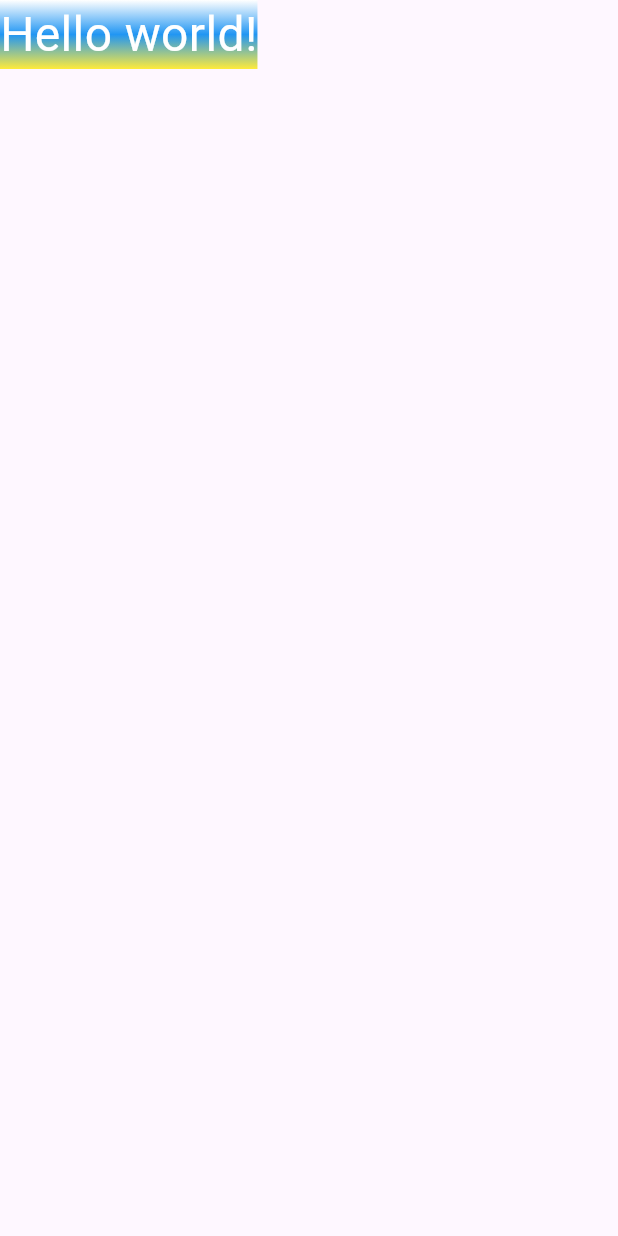
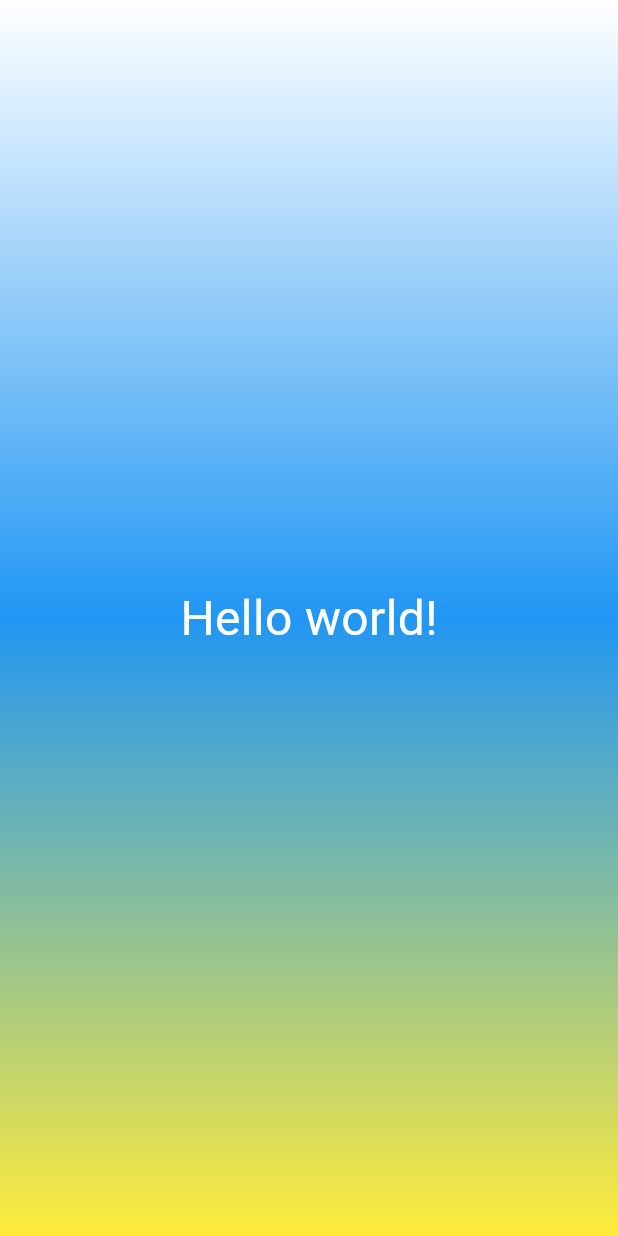
Before and after one commit to IvanLazarevISP242/Flutter_Widgets, a Flutter app: the screen it shows after launch, on a phone screen of 412 x 824 dp. Run offline on Flutter 3.47's test engine with Material 3 defaults, Android fonts, the phone set to English and light mode, and no system bars.

Commit message:
Extract StyledText into a separate widget and file

```diff
--- a/lib/gradient_container.dart
+++ b/lib/gradient_container.dart
@@ -1,4 +1,5 @@
 import 'package:flutter/material.dart';
+import 'package:flutter_widgets_lazarev/styled_text.dart';
 
 class GradientContainer extends StatelessWidget {
   const GradientContainer({super.key});
@@ -16,13 +17,7 @@ class GradientContainer extends StatelessWidget {
           end: Alignment.bottomCenter,
         ),
       ),
-      child: Text(
-        "Hello world!",
-        style: TextStyle(
-          color: Colors.white,
-          fontSize: 32,
-        ),
-      ),
+      child: Center(child: StyledText()),
     );
   }
 }
--- /dev/null
+++ b/lib/styled_text.dart
@@ -0,0 +1,15 @@
+import 'package:flutter/material.dart';
+
+class StyledText extends StatelessWidget{
+  const StyledText({super.key});
+  @override
+  Widget build(BuildContext context) {
+    return Text(
+      "Hello world!",
+      style: TextStyle(
+        color: Colors.white,
+        fontSize: 32,
+      ),
+    );
+  }
+}
```
Also changed, not shown: img/imgstep4_Lazarev.png (added).
